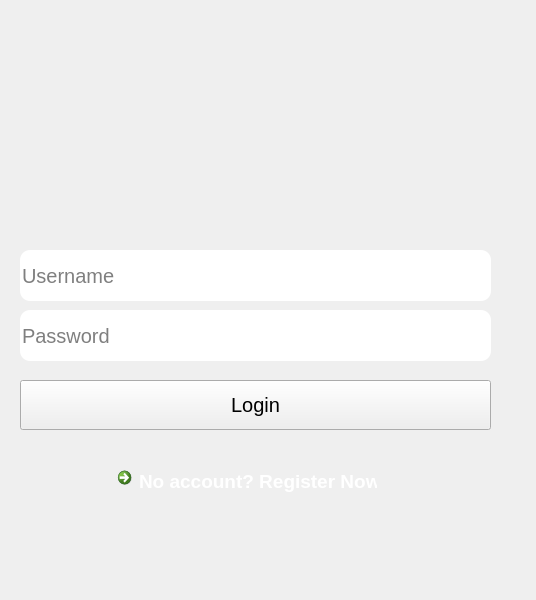
Old version of the form login.ui in the repository Mahrokh-M/SkullKing_Never-Executable_7.
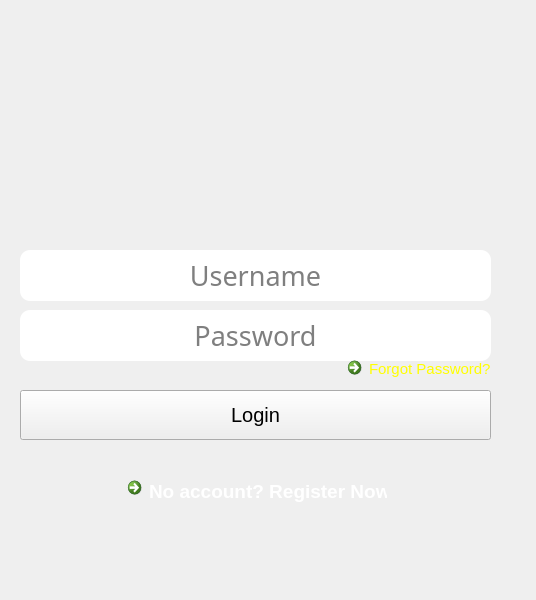
New version of the form. Icons and pictures are not drawn.

Commit message: logic is added to login

```diff
--- a/login.ui
+++ b/login.ui
@@ -87,16 +87,31 @@
      <height>30</height>
     </size>
    </property>
+   <property name="font">
+    <font>
+     <family>High Tower Text</family>
+     <pointsize>20</pointsize>
+     <italic>false</italic>
+     <bold>false</bold>
+    </font>
+   </property>
+   <property name="focusPolicy">
+    <enum>Qt::ClickFocus</enum>
+   </property>
    <property name="autoFillBackground">
     <bool>false</bool>
    </property>
    <property name="styleSheet">
     <string notr="true">border-radius:10px;
+font:  20pt &quot;High Tower Text&quot;;
 background-color: rgb(255, 255, 255);</string>
    </property>
    <property name="text">
     <string/>
    </property>
+   <property name="alignment">
+    <set>Qt::AlignCenter</set>
+   </property>
    <property name="placeholderText">
     <string>Username</string>
    </property>
@@ -116,13 +131,28 @@
      <height>30</height>
     </size>
    </property>
+   <property name="font">
+    <font>
+     <family>High Tower Text</family>
+     <pointsize>20</pointsize>
+     <italic>false</italic>
+     <bold>false</bold>
+    </font>
+   </property>
+   <property name="focusPolicy">
+    <enum>Qt::ClickFocus</enum>
+   </property>
    <property name="styleSheet">
     <string notr="true">border-radius:10px;
+font:  20pt &quot;High Tower Text&quot;;
 background-color: rgb(255, 255, 255);</string>
    </property>
    <property name="echoMode">
     <enum>QLineEdit::Password</enum>
    </property>
+   <property name="alignment">
+    <set>Qt::AlignCenter</set>
+   </property>
    <property name="placeholderText">
     <string>Password</string>
    </property>
@@ -131,7 +161,7 @@
    <property name="geometry">
     <rect>
      <x>20</x>
-     <y>380</y>
+     <y>390</y>
      <width>471</width>
      <height>50</height>
     </rect>
@@ -155,8 +185,8 @@
   <widget class="QCommandLinkButton" name="commandLinkButton">
    <property name="geometry">
     <rect>
-     <x>110</x>
-     <y>460</y>
+     <x>120</x>
+     <y>470</y>
      <width>271</width>
      <height>41</height>
     </rect>
@@ -233,11 +263,41 @@
     <string/>
    </property>
   </widget>
+  <widget class="QCommandLinkButton" name="commandLinkButton_2">
+   <property name="geometry">
+    <rect>
+     <x>340</x>
+     <y>350</y>
+     <width>161</width>
+     <height>41</height>
+    </rect>
+   </property>
+   <property name="font">
+    <font>
+     <pointsize>11</pointsize>
+     <bold>false</bold>
+    </font>
+   </property>
+   <property name="cursor">
+    <cursorShape>PointingHandCursor</cursorShape>
+   </property>
+   <property name="styleSheet">
+    <string notr="true">color: rgb(255, 255, 0);</string>
+   </property>
+   <property name="text">
+    <string>Forgot Password?</string>
+   </property>
+   <property name="icon">
+    <iconset resource="pictures.qrc">
+     <normaloff>:/new/prefix1/transparent.png</normaloff>:/new/prefix1/transparent.png</iconset>
+   </property>
+  </widget>
   <zorder>label_2</zorder>
   <zorder>UserName</zorder>
   <zorder>Password</zorder>
   <zorder>Login_2</zorder>
   <zorder>commandLinkButton</zorder>
+  <zorder>commandLinkButton_2</zorder>
  </widget>
  <resources/>
  <connections/>
```
Left out of the diff: 4 changed lines with no effect on the pictures. The commit also changes 28 other files.
